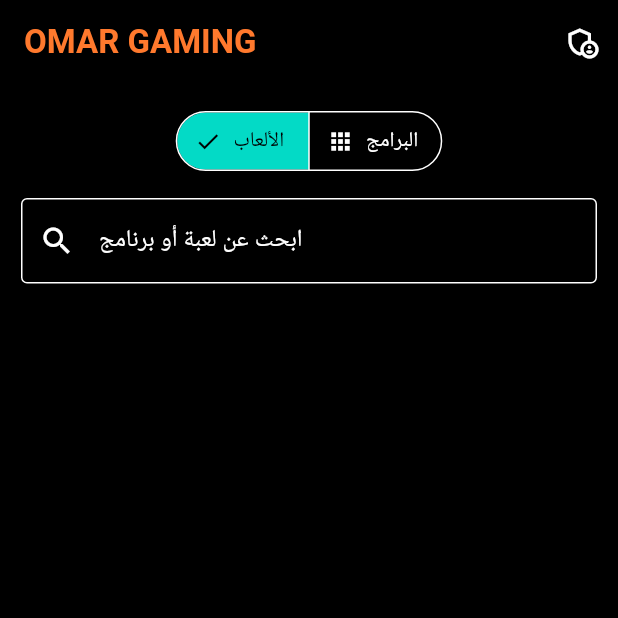
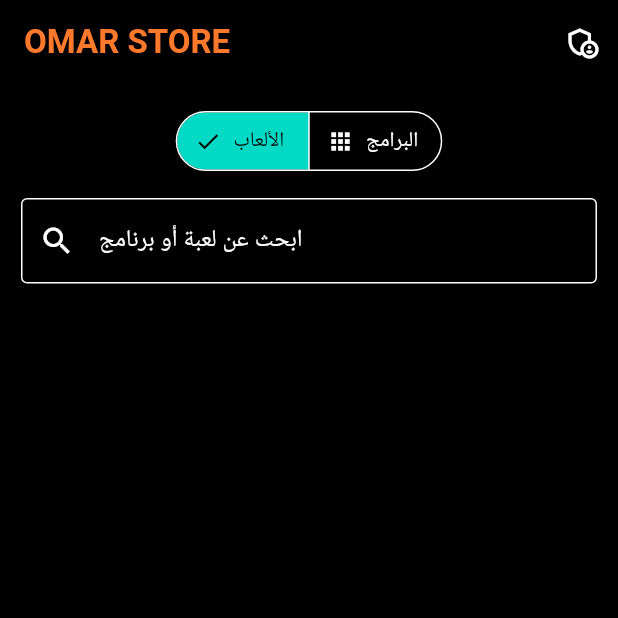
Before and after one commit to Omar6373/omar, a Flutter app: the Catalog screen opened directly, on a phone screen of 412 x 824 dp, the top half of it. Run offline on Flutter 3.47's test engine with Material 3 defaults, Android fonts, the phone set to English and light mode, and no system bars; our stand-ins replace cloud_firestore, firebase_auth, firebase_core, image_picker, video_player; accounts and stored records are empty.

Commit message:
Rename app UI to OMAR STORE

```diff
--- a/lib/main.dart
+++ b/lib/main.dart
@@ -32,7 +32,7 @@ class App extends StatelessWidget {
   const App({super.key});
   @override Widget build(BuildContext context) => MaterialApp(
     debugShowCheckedModeBanner: false,
-    title: 'OMAR GAMING',
+    title: 'OMAR STORE',
     theme: ThemeData.dark(useMaterial3: true).copyWith(
       scaffoldBackgroundColor: Colors.black,
       colorScheme: const ColorScheme.dark(primary: orange, surface: Color(0xff1a1a1a)),
@@ -112,7 +112,7 @@ class _CatalogState extends State<Catalog> {
   String type = 'game', query = '';
   @override Widget build(BuildContext context) => Scaffold(
     appBar: AppBar(backgroundColor: Colors.black,
-      title: const Text('OMAR GAMING', style: TextStyle(color: orange, fontWeight: FontWeight.bold)),
+      title: const Text('OMAR STORE', style: TextStyle(color: orange, fontWeight: FontWeight.bold)),
       actions: [IconButton(icon: const Icon(Icons.admin_panel_settings_outlined), onPressed: () => Navigator.push(context, MaterialPageRoute(builder: (_) => const Admin())))],
     ),
     body: Column(children: [
```
